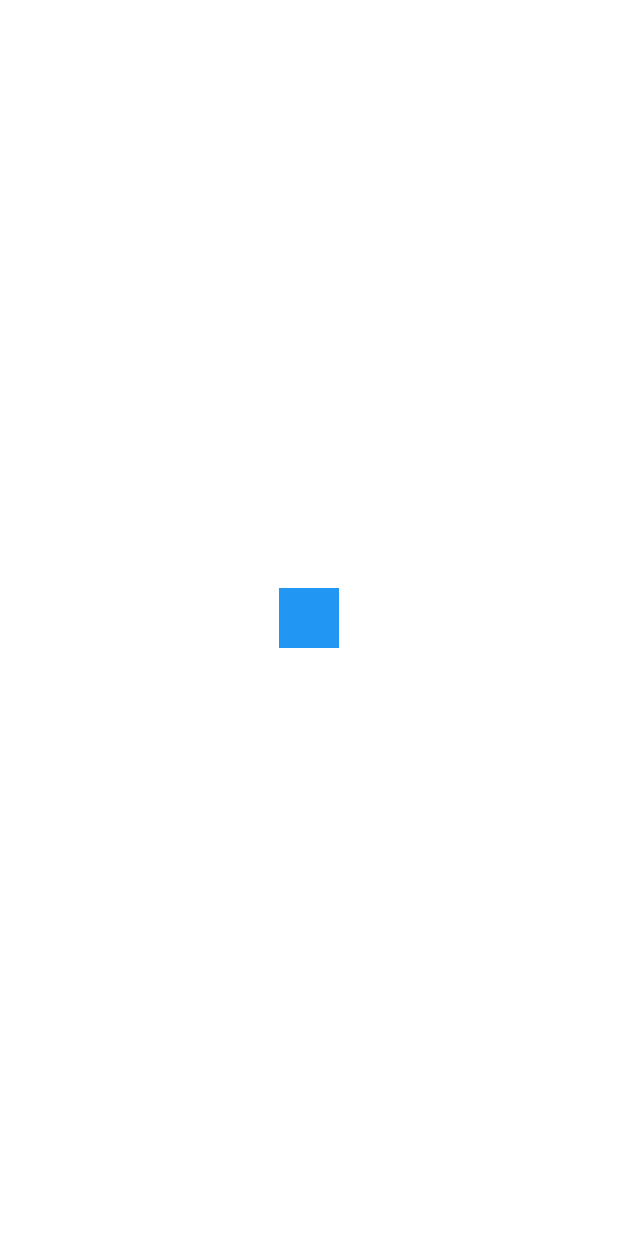
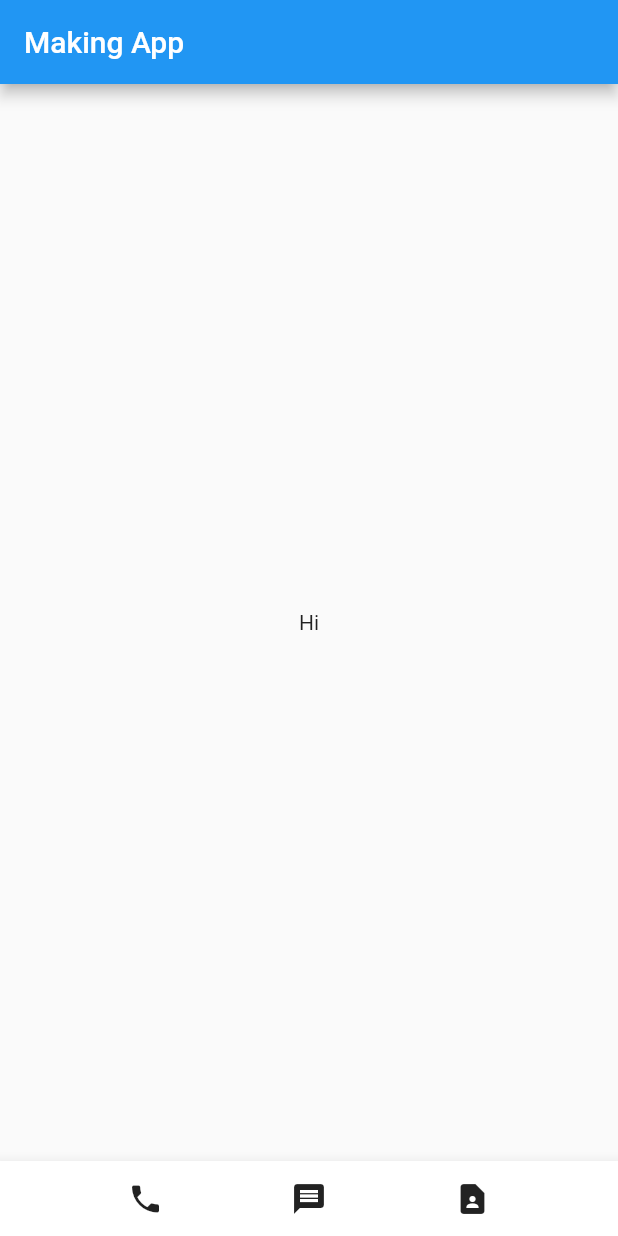
Before and after one commit to betterplaywon/flutter_practice, a Flutter app: the screen it shows after launch, on a phone screen of 412 x 824 dp. Run offline on Flutter 3.47's test engine with Material 2 defaults, Android fonts, the phone set to English and light mode, and no system bars.

Commit message:
Modified: making basic layout

```diff
--- a/analysis_options.yaml
+++ b/analysis_options.yaml
@@ -26,6 +26,7 @@ linter:
     avoid_print: false
     prefer_typing_uninitialized_variables: false
     prefer_const_constructors_in_immutables: false
+    prefer_const_literals_to_create_immutables : false
     # avoid_print: false  # Uncomment to disable the `avoid_print` rule
     # prefer_single_quotes: true  # Uncomment to enable the `prefer_single_quotes` rule
 
--- a/lib/main.dart
+++ b/lib/main.dart
@@ -11,8 +11,21 @@ class MyApp extends StatelessWidget {
   @override
   Widget build(BuildContext context) {
     return MaterialApp(
-      home:Center(
-        child:Container(width:40, height:40,color:Colors.blue)
+      home:Scaffold(
+        appBar: AppBar(title: Text('Making App')),
+        body: Center(
+         child: Text('Hi'),
+        ),
+        bottomNavigationBar: BottomAppBar(
+          child:  SizedBox(
+            width: 50,
+            height:50,
+            child: Row(
+                mainAxisAlignment: MainAxisAlignment.spaceEvenly,
+                children: [Icon(Icons.phone),Icon(Icons.message),Icon(Icons.contact_page)]
+            ),
+          ),
+        )
       )
     );
   }
```
